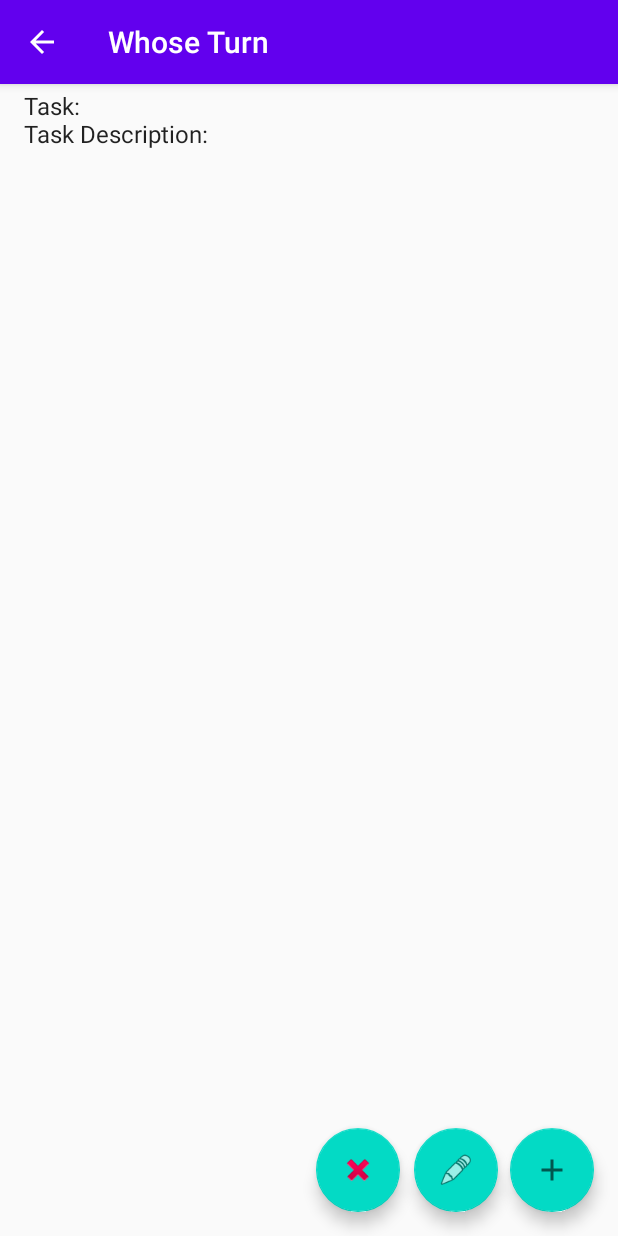
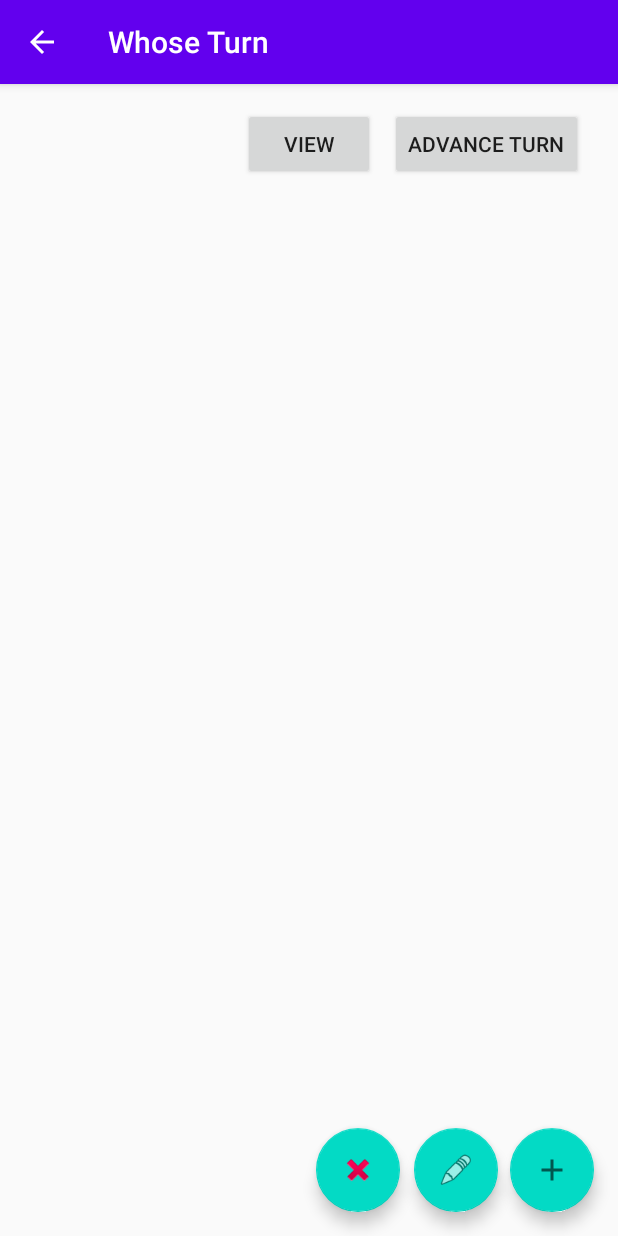
Before and after one commit to IvanPavlyk/parent_help_app, an Android app: the EditTaskActivity screen opened directly, with no data from a screen before it, after a tap on an icon or button, on a phone screen of 412 x 824 dp. Run offline under Robolectric (Android 15) with nearby library versions, the phone set to English and light mode, and no system bars; 2 statements that could not run were skipped.

Commit message:
Whose Turn Activity Restructure Update
Changed large parts of Whose Turn Activity, including:
- changed usage of simple array adapter to custom array adapter
- introduced task_item.xml for the listview
- reconfigured task_dialog.xml to suit new purposes
- removed sharedprefereces on the activity
- implemented advance turn feature
- used Gson for the passage of data between activity and dialog
- other stuff

Also renamed various layout elements for better distinction.

```diff
--- a/app/src/main/java/ca/cmpt276/prj/ui/AddTaskActivity.java
+++ b/app/src/main/java/ca/cmpt276/prj/ui/AddTaskActivity.java
@@ -49,7 +49,7 @@ public class AddTaskActivity extends AppCompatActivity {
 
                 Intent intent = new Intent();
                 Bundle bundle = new Bundle();
-                bundle.putString("task", t);
+                bundle.putString("task_dialog", t);
                 bundle.putString("description", d);
                 intent.putExtra("task_information", bundle);
                 setResult(RESULT_OK, intent);
--- a/app/src/main/java/ca/cmpt276/prj/ui/ChooseNextFlipActivity.java
+++ b/app/src/main/java/ca/cmpt276/prj/ui/ChooseNextFlipActivity.java
@@ -95,7 +95,7 @@ public class ChooseNextFlipActivity extends AppCompatActivity {
 
     private class ChildListAdapter extends ArrayAdapter<Child> {
         public ChildListAdapter(){
-            super(ChooseNextFlipActivity.this, R.layout.child_item, manager.getChildrenList());
+            super(ChooseNextFlipActivity.this, R.layout.flip_child_item, manager.getChildrenList());
         }
 
         @NonNull
@@ -103,7 +103,7 @@ public class ChooseNextFlipActivity extends AppCompatActivity {
         public View getView(int position, @Nullable View convertView, @NonNull ViewGroup parent) {
             View itemView = convertView;
             if(itemView == null){
-                itemView = getLayoutInflater().inflate(R.layout.child_item, parent, false);
+                itemView = getLayoutInflater().inflate(R.layout.flip_child_item, parent, false);
             }
             Child currentChild = manager.getChild(position);
             ImageView img = itemView.findViewById(R.id.childItemImage);
--- a/app/src/main/java/ca/cmpt276/prj/ui/DeleteTaskActivity.java
+++ b/app/src/main/java/ca/cmpt276/prj/ui/DeleteTaskActivity.java
@@ -18,7 +18,7 @@ import ca.cmpt276.prj.model.Manager;
 import ca.cmpt276.prj.model.Task;
 
 /**
- * Delete a task
+ * Delete a task_dialog
  */
 public class DeleteTaskActivity extends AppCompatActivity {
     private Manager temp1 = Manager.getInstance();
@@ -29,7 +29,7 @@ public class DeleteTaskActivity extends AppCompatActivity {
 
         showEditView();
         ActionBar actionbar = getSupportActionBar();
-        Objects.requireNonNull(actionbar).setTitle("Select one task you want to delete.");
+        Objects.requireNonNull(actionbar).setTitle("Select one task_dialog you want to delete.");
         actionbar.setDisplayHomeAsUpEnabled(true);
     }
 
--- a/app/src/main/java/ca/cmpt276/prj/ui/EditTaskActivity.java
+++ b/app/src/main/java/ca/cmpt276/prj/ui/EditTaskActivity.java
@@ -19,7 +19,7 @@ import ca.cmpt276.prj.model.Manager;
 import ca.cmpt276.prj.model.Task;
 
 /**
- * Edit a task
+ * Edit a task_dialog
  */
 public class EditTaskActivity extends AppCompatActivity {
 
@@ -30,7 +30,7 @@ public class EditTaskActivity extends AppCompatActivity {
         setContentView(R.layout.activity_edit_one);
         ActionBar actionbar1 = getSupportActionBar();
         Objects.requireNonNull(actionbar1).setDisplayHomeAsUpEnabled(true);
-        actionbar1.setTitle("Edit The task you chose.");
+        actionbar1.setTitle("Edit The task_dialog you chose.");
 
         Intent intent = getIntent();
         Task temp = Manager.getInstance().getTask(intent.getIntExtra("index", 0));
--- a/app/src/main/java/ca/cmpt276/prj/ui/ManageChildrenActivity.java
+++ b/app/src/main/java/ca/cmpt276/prj/ui/ManageChildrenActivity.java
@@ -72,7 +72,7 @@ public class ManageChildrenActivity extends AppCompatActivity {
 
     private class MyListAdapter extends ArrayAdapter<Child>{
         public MyListAdapter(){
-            super(ManageChildrenActivity.this, R.layout.item_view, manager.getChildrenList());//childrenList);
+            super(ManageChildrenActivity.this, R.layout.manage_child_item, manager.getChildrenList());//childrenList);
         }
 
         @SuppressLint("CutPasteId")
@@ -82,7 +82,7 @@ public class ManageChildrenActivity extends AppCompatActivity {
             View itemView = convertView;
             ChildHolder holder;
             if(itemView == null || itemView.getTag() == null){
-                itemView = getLayoutInflater().inflate(R.layout.item_view, parent, false);
+                itemView = getLayoutInflater().inflate(R.layout.manage_child_item, parent, false);
                 holder = new ChildHolder();
                 holder.childName = itemView.findViewById(R.id.NameOfChild);
                 holder.removeChild = itemView.findViewById(R.id.DeleteChild);
--- a/app/src/main/java/ca/cmpt276/prj/ui/SelectEditTaskActivity.java
+++ b/app/src/main/java/ca/cmpt276/prj/ui/SelectEditTaskActivity.java
@@ -18,7 +18,7 @@ import ca.cmpt276.prj.model.Manager;
 import ca.cmpt276.prj.model.Task;
 
 /**
- * Intermediate page for selecting which task to edit
+ * Intermediate page for selecting which task_dialog to edit
  */
 public class SelectEditTaskActivity extends AppCompatActivity {
     private Manager temp1 = Manager.getInstance();
--- a/app/src/main/java/ca/cmpt276/prj/ui/WhoseTurnActivity.java
+++ b/app/src/main/java/ca/cmpt276/prj/ui/WhoseTurnActivity.java
@@ -6,23 +6,27 @@ import android.content.SharedPreferences;
 import android.os.Bundle;
 import android.view.Menu;
 import android.view.View;
-import android.widget.AdapterView;
+import android.view.ViewGroup;
 import android.widget.ArrayAdapter;
+import android.widget.Button;
 import android.widget.ListView;
+import android.widget.TextView;
 import android.widget.Toast;
 
+import androidx.annotation.NonNull;
 import androidx.annotation.Nullable;
 import androidx.appcompat.app.ActionBar;
 import androidx.appcompat.app.AppCompatActivity;
 
 import com.google.android.material.floatingactionbutton.FloatingActionButton;
+import com.google.gson.Gson;
 
 import java.util.ArrayList;
 import java.util.Objects;
 
 import ca.cmpt276.prj.R;
 import ca.cmpt276.prj.model.Child;
-import ca.cmpt276.prj.model.TaskDialog;
+import ca.cmpt276.prj.model.CoinSide;
 import ca.cmpt276.prj.model.Manager;
 import ca.cmpt276.prj.model.Task;
 
@@ -53,32 +57,27 @@ public class WhoseTurnActivity extends AppCompatActivity {
             public void onClick(View view) {
                 Intent intent=new Intent(WhoseTurnActivity.this, AddTaskActivity.class);
                 startActivityForResult(intent,1);
-              //  MainActivity.saveInstanceStatic(WhoseTurnActivity.this);
             }
         });
         list_view_build();
 
         FloatingActionButton edit = findViewById(R.id.edit);
         if(manager.taskListSize() > -1) {
-
             edit.setOnClickListener(new View.OnClickListener() {
                 @Override
                 public void onClick(View view) {
                     Intent intent = new Intent(WhoseTurnActivity.this, SelectEditTaskActivity.class);
                     startActivityForResult(intent, 1);
-
-
                 }
 
             });
-        }else if(manager.taskListSize() == 0){
+        } else if (manager.taskListSize() == 0){
             edit.setOnClickListener(new View.OnClickListener() {
                 @Override
                 public void onClick(View view) {
-                    Toast.makeText(WhoseTurnActivity.this, "Please  a new task.\n At the bottom right corner \"+\" sign.",Toast.LENGTH_LONG).show();
+                    Toast.makeText(WhoseTurnActivity.this, "Please add a new task_dialog.\n At the bottom right corner \"+\" sign.",Toast.LENGTH_LONG).show();
                 }
             });
-
         }
 
         FloatingActionButton delete = findViewById(R.id.delete);
@@ -94,54 +93,80 @@ public class WhoseTurnActivity extends AppCompatActivity {
             delete.setOnClickListener(new View.OnClickListener() {
                 @Override
                 public void onClick(View view) {
-                    Toast.makeText(WhoseTurnActivity.this, "Please Add a new task.\n At the bottom right corner \"+\" sign.",Toast.LENGTH_LONG).show();
+                    Toast.makeText(WhoseTurnActivity.this, "Please Add a new task_dialog.\n At the bottom right corner \"+\" sign.",Toast.LENGTH_LONG).show();
                 }
             });
-
         }
-
-
     }
 
     public static Intent makeIntent(Context context){
         return new Intent(context, WhoseTurnActivity.class);
     }
 
-    private void list_view_build() {
-        ArrayList<String> arr=new ArrayList<>();
-        int count=0;
-        while(count< manager.taskListSize()){
-            Task buffer = manager.getTask(count);
-            arr.add("Task: "+buffer.getTaskName()+"\nTask Description: "+buffer.getDescription());
-            count+=1;
+    private class CustomListAdapter extends ArrayAdapter<Task> {
+
+        public CustomListAdapter() {
+            super(WhoseTurnActivity.this, R.layout.task_item, manager.getTaskList());
         }
 
-        ListView listView= findViewById(R.id.list_view);
-        // MARK
-        ArrayAdapter<String> adapter = new ArrayAdapter<>(this,android.R.layout.simple_list_item_1,arr);
-        listView.setAdapter(adapter);
+        @NonNull
+        @Override
+        public View getView(int position, @Nullable View convertView, @NonNull ViewGroup parent) {
 
+            // Initialize view
+            View itemView = convertView;
+            if (itemView == null) itemView = getLayoutInflater().inflate(R.layout.task_item, parent,false);
 
-        listView.setOnItemClickListener(new AdapterView.OnItemClickListener() {
+            // Find current item
+            final Task task = manager.getTask(position);
+
+            // Set name text
+            TextView nameText = itemView.findViewById(R.id.Item_Task_Name);
+            nameText.setText(task.getTaskName());
+
+            // Set description text
+            TextView descriptionText = itemView.findViewById(R.id.Item_Task_Description);
+            descriptionText.setText(task.getDescription());
+
+            // Setup view button
+            Button viewButton = itemView.findViewById(R.id.Item_View_Button);
+            viewButton.setOnClickListener(new View.OnClickListener() {
                 @Override
-            public void onItemClick(AdapterView<?> adapterView, View view, final int position, long id) {
-                if(childNameList.size()==0){
-                    Toast.makeText(WhoseTurnActivity.this, "Please addTask a child before addTask some tasks", Toast.LENGTH_SHORT).show();
+                public void onClick(View v) {
+                    if(childNameList.size() == 0){
+                        Toast.makeText(WhoseTurnActivity.this, "Please add a child before adding tasks", Toast.LENGTH_SHORT).show();
                     }
                     else{
-                    Task temp = Manager.getInstance().getTask(position);
                         TaskDialog dialog = new TaskDialog();
                         Bundle bundle = new Bundle();
-                    bundle.putString("child_name",temp.getChildName());
-                    bundle.putString("task_name", temp.getTaskName());
-                    bundle.putString("description", temp.getDescription());
-                    bundle.putString("portrait", temp.getPortrait());
+                        Gson gson = new Gson();
+                        String task_holder = gson.toJson(task.getTaskHolder());
+
+                        bundle.putString("task_holder",task_holder);
+                        bundle.putString("task_name", task.getTaskName());
+                        bundle.putString("description", task.getDescription());
                         dialog.setArguments(bundle);
-                    dialog.show((WhoseTurnActivity.this).getSupportFragmentManager(), "Task Tag");
+                        dialog.show((WhoseTurnActivity.this).getSupportFragmentManager(), "task_dialog");
                     }
                 }
             });
 
+            // Setup advance turn button
+            Button advanceTurnButton = itemView.findViewById(R.id.Item_Advance_Turn);
+            advanceTurnButton.setOnClickListener(new View.OnClickListener() {
+                @Override
+                public void onClick(View v) {
+                    task.advanceTurn();
+                }
+            });
+
+            return itemView;
+        }
+    }
+
+    private void list_view_build() {
+        ListView listView = findViewById(R.id.list_view);
+        listView.setAdapter(new CustomListAdapter());
     }
 
 
@@ -150,56 +175,31 @@ public class WhoseTurnActivity extends AppCompatActivity {
     protected void onActivityResult(int requestCode, int resultCode, @Nullable Intent data) {
 
         super.onActivityResult(requestCode, resultCode, data);
-        if(requestCode==1&&resultCode==RESULT_OK){
+        if(requestCode == 1 && resultCode == RESULT_OK){
             if (data == null) throw new AssertionError();
             Bundle information;
             information = data.getBundleExtra("task_information");
             if (information == null) throw new AssertionError();
 
             String task;
-            task = information.getString("task");
+            task = information.getString("task_dialog");
             String description;
             description = information.getString("description");
             if (task == null) throw new AssertionError();
             if (description == null) throw new AssertionError();
-
-
-            SharedPreferences sp = getSharedPreferences("last_child", Context.MODE_PRIVATE);
-            String lastTask = sp.getString("name", "");
-
 
             int child_count = childNameList.size()-1;
             if (child_count < 0) {
                 Toast.makeText(this, "No Child Added Yet", Toast.LENGTH_SHORT).show();
                 return;
             }
-            int random_index = (int)(Math.random() * ((child_count) + 1));
-            if (!Objects.requireNonNull(lastTask).equals("")) {
-                // MARK
-                while (childNameList.get(random_index).getName().equals(lastTask)) {
-                    random_index = (int) (Math.random() * ((child_count) + 1));
-                }
-            }
-            String assignee_name = childNameList.get(random_index).getName();
-            String assignee_portrait = Manager.getInstance().getChild(random_index).getPortrait();
 
-            // MARK
-            SharedPreferences.Editor editor = sp.edit();
-            editor.putString("name", assignee_name);
-            editor.putString("portrait", assignee_portrait);
-            editor.apply();
+            Task tempTask = new Task(task, description);
+            manager.addTask(tempTask);
 
-            Task temp = new Task(task,description);
-            temp.setChildName(assignee_name);
-            temp.setPortrait(assignee_portrait);
-            manager.addTask(temp);
-
-            Toast.makeText(WhoseTurnActivity.this,"New task added",Toast.LENGTH_LONG).show();
+            Toast.makeText(WhoseTurnActivity.this,"New task_dialog added",Toast.LENGTH_LONG).show();
             list_view_build();
         }
-
-
-
     }
 
     @Override
--- /dev/null
+++ b/app/src/main/res/layout/task_item.xml
@@ -0,0 +1,50 @@
+<?xml version="1.0" encoding="utf-8"?>
+<androidx.constraintlayout.widget.ConstraintLayout xmlns:android="http://schemas.android.com/apk/res/android"
+    xmlns:app="http://schemas.android.com/apk/res-auto"
+    android:layout_width="match_parent"
+    android:layout_height="match_parent">
+
+    <TextView
+        android:id="@+id/Item_Task_Name"
+        android:layout_width="wrap_content"
+        android:layout_height="wrap_content"
+        android:layout_marginStart="10dp"
+        android:layout_marginTop="10dp"
+        android:text="@string/task_name"
+        android:textColor="#000000"
+        android:textSize="12sp"
+        app:layout_constraintStart_toStartOf="parent"
+        app:layout_constraintTop_toBottomOf="@+id/Item_Task_Description" />
+
+    <TextView
+        android:id="@+id/Item_Task_Description"
+        android:layout_width="wrap_content"
+        android:layout_height="wrap_content"
+        android:layout_marginStart="10dp"
+        android:text="@string/description_of_task"
+        android:textColor="#000000"
+        android:textSize="12sp"
+        app:layout_constraintStart_toStartOf="parent"
+        app:layout_constraintTop_toTopOf="@+id/Item_Advance_Turn" />
+
+    <Button
+        android:id="@+id/Item_View_Button"
+        android:layout_width="wrap_content"
+        android:layout_height="wrap_content"
+        android:layout_marginEnd="10dp"
+        android:text="@string/view"
+        app:layout_constraintEnd_toStartOf="@+id/Item_Advance_Turn"
+        app:layout_constraintTop_toTopOf="@+id/Item_Advance_Turn" />
+
+    <Button
+        android:id="@+id/Item_Advance_Turn"
+        android:layout_width="wrap_content"
+        android:layout_height="wrap_content"
+        android:layout_marginStart="260dp"
+        android:layout_marginTop="16dp"
+        android:text="@string/advance_turn"
+        app:layout_constraintEnd_toEndOf="parent"
+        app:layout_constraintStart_toStartOf="parent"
+        app:layout_constraintTop_toTopOf="parent" />
+
+</androidx.constraintlayout.widget.ConstraintLayout>
--- a/app/src/main/res/values/strings.xml
+++ b/app/src/main/res/values/strings.xml
@@ -74,4 +74,9 @@
     <string name="task_description">TaskDescription</string>
     <string name="task_name_view">TaskNameView</string>
     <string name="advance_turn_button_text">Advance Turn</string>
+    <string name="advance_turn">Advance Turn</string>
+    <string name="task_name">Name of Task</string>
+    <string name="description_of_task">Description of Task</string>
+    <string name="view">View</string>
+    <string name="task_holder_name">Task Holder Name</string>
 </resources>
```
Also changed, not shown: app/src/main/java/ca/cmpt276/prj/model/Manager.java (+10 -1 lines), app/src/main/java/ca/cmpt276/prj/model/Task.java (+24 -20 lines), app/src/main/java/ca/cmpt276/prj/model/TaskDialog.java (deleted, +0 -60 lines), app/src/main/java/ca/cmpt276/prj/ui/TaskDialog.java (added, +81 -0 lines), app/src/main/res/layout/task.xml (deleted, +0 -63 lines), app/src/main/res/layout/task_dialog.xml (added, +53 -0 lines), app/src/main/res/layout/flip_child_item.xml (renamed from app/src/main/res/layout/child_item.xml), app/src/main/res/layout/manage_child_item.xml (renamed from app/src/main/res/layout/item_view.xml). Lines whose indentation alone changed are shown as unchanged.
